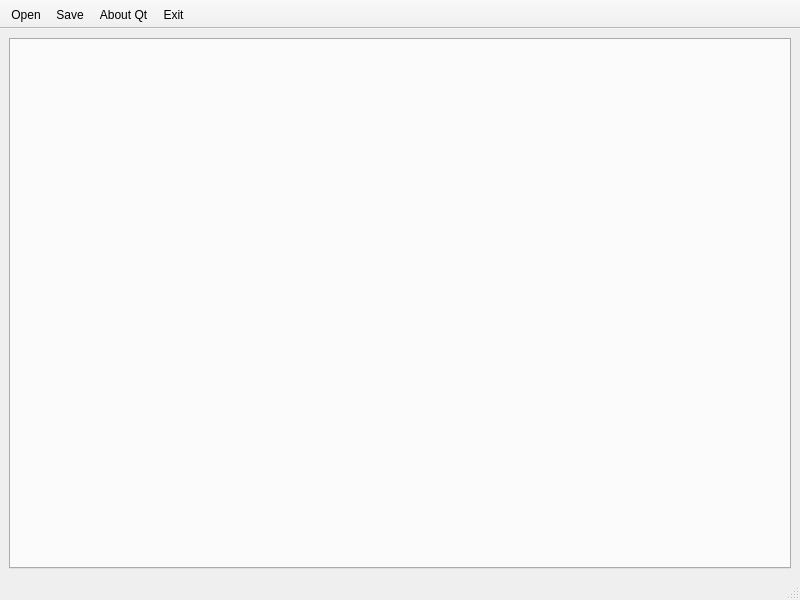
Old version of the form src/SubFX/gui/ui/mainwindow.ui in the repository fdar0536/SubFX.
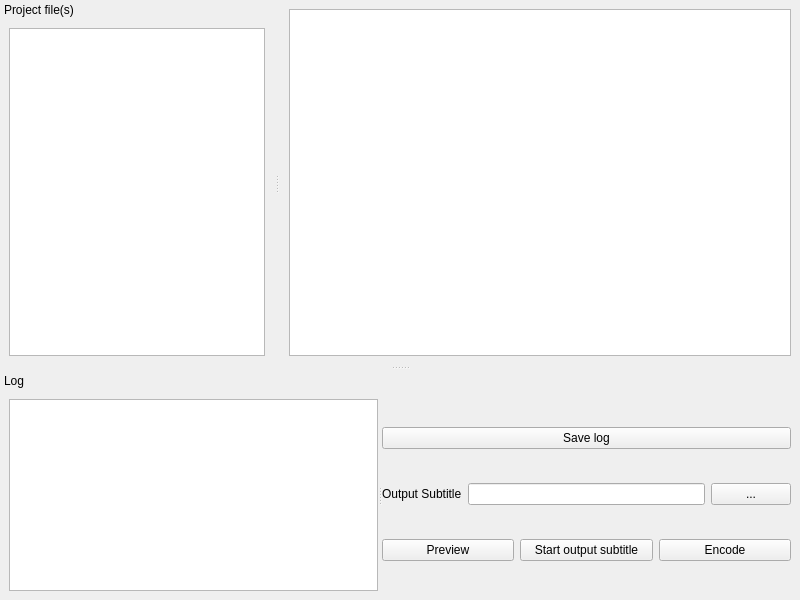
New version of the form.

```diff
--- a/src/SubFX/gui/ui/mainwindow.ui
+++ b/src/SubFX/gui/ui/mainwindow.ui
@@ -16,53 +16,135 @@
   <widget class="QWidget" name="centralwidget">
    <layout class="QGridLayout" name="gridLayout">
     <item row="0" column="0">
-     <widget class="QTabWidget" name="mainTab">
-      <property name="currentIndex">
-       <number>-1</number>
-      </property>
-     </widget>
+     <widget class="QPlainTextEdit" name="plainTextEdit_2"/>
     </item>
    </layout>
   </widget>
-  <widget class="QStatusBar" name="mainStatusbar"/>
-  <widget class="QToolBar" name="toolBar">
-   <property name="windowTitle">
-    <string>toolBar</string>
+  <widget class="QMenuBar" name="menubar">
+   <property name="geometry">
+    <rect>
+     <x>0</x>
+     <y>0</y>
+     <width>800</width>
+     <height>23</height>
+    </rect>
    </property>
-   <property name="movable">
+  </widget>
+  <widget class="QDockWidget" name="dockWidget">
+   <property name="floating">
     <bool>false</bool>
    </property>
-   <attribute name="toolBarArea">
-    <enum>TopToolBarArea</enum>
+   <property name="features">
+    <set>QDockWidget::NoDockWidgetFeatures</set>
+   </property>
+   <property name="allowedAreas">
+    <set>Qt::BottomDockWidgetArea</set>
+   </property>
+   <property name="windowTitle">
+    <string>Log</string>
+   </property>
+   <attribute name="dockWidgetArea">
+    <number>8</number>
    </attribute>
-   <attribute name="toolBarBreak">
-    <bool>false</bool>
-   </attribute>
-   <addaction name="actionOpen"/>
-   <addaction name="actionSave"/>
-   <addaction name="actionAboutQt"/>
-   <addaction name="actionExit"/>
+   <widget class="QWidget" name="dockWidgetContents">
+    <layout class="QGridLayout" name="gridLayout_2">
+     <item row="0" column="0">
+      <widget class="QSplitter" name="splitter">
+       <property name="orientation">
+        <enum>Qt::Horizontal</enum>
+       </property>
+       <widget class="QPlainTextEdit" name="plainTextEdit">
+        <property name="readOnly">
+         <bool>true</bool>
+        </property>
+       </widget>
+       <widget class="QWidget" name="">
+        <layout class="QVBoxLayout" name="verticalLayout_3">
+         <item>
+          <widget class="QPushButton" name="saveLogBtn">
+           <property name="text">
+            <string>Save log</string>
+           </property>
+          </widget>
+         </item>
+         <item>
+          <layout class="QHBoxLayout" name="horizontalLayout_2">
+           <item>
+            <widget class="QLabel" name="label">
+             <property name="text">
+              <string>Output Subtitle</string>
+             </property>
+            </widget>
+           </item>
+           <item>
+            <widget class="QLineEdit" name="subPath">
+             <property name="readOnly">
+              <bool>true</bool>
+             </property>
+            </widget>
+           </item>
+           <item>
+            <widget class="QPushButton" name="browseSubPathBtn">
+             <property name="text">
+              <string>...</string>
+             </property>
+            </widget>
+           </item>
+          </layout>
+         </item>
+         <item>
+          <layout class="QHBoxLayout" name="horizontalLayout">
+           <item>
+            <widget class="QPushButton" name="previewBtn">
+             <property name="text">
+              <string>Preview</string>
+             </property>
+            </widget>
+           </item>
+           <item>
+            <widget class="QPushButton" name="startBtn">
+             <property name="text">
+              <string>Start output subtitle</string>
+             </property>
+            </widget>
+           </item>
+           <item>
+            <widget class="QPushButton" name="encodeBtn">
+             <property name="text">
+              <string>Encode</string>
+             </property>
+            </widget>
+           </item>
+          </layout>
+         </item>
+        </layout>
+       </widget>
+      </widget>
+     </item>
+    </layout>
+   </widget>
   </widget>
-  <action name="actionOpen">
-   <property name="text">
-    <string>Open</string>
+  <widget class="QDockWidget" name="dockWidget_2">
+   <property name="features">
+    <set>QDockWidget::NoDockWidgetFeatures</set>
    </property>
-  </action>
-  <action name="actionAboutQt">
-   <property name="text">
-    <string>About Qt</string>
+   <property name="allowedAreas">
+    <set>Qt::LeftDockWidgetArea</set>
    </property>
-  </action>
-  <action name="actionExit">
-   <property name="text">
-    <string>Exit</string>
+   <property name="windowTitle">
+    <string>Project file(s)</string>
    </property>
-  </action>
-  <action name="actionSave">
-   <property name="text">
-    <string>Save</string>
-   </property>
-  </action>
+   <attribute name="dockWidgetArea">
+    <number>1</number>
+   </attribute>
+   <widget class="QWidget" name="dockWidgetContents_2">
+    <layout class="QGridLayout" name="gridLayout_3">
+     <item row="0" column="0">
+      <widget class="QListWidget" name="listWidget"/>
+     </item>
+    </layout>
+   </widget>
+  </widget>
  </widget>
  <resources/>
  <connections/>
```
